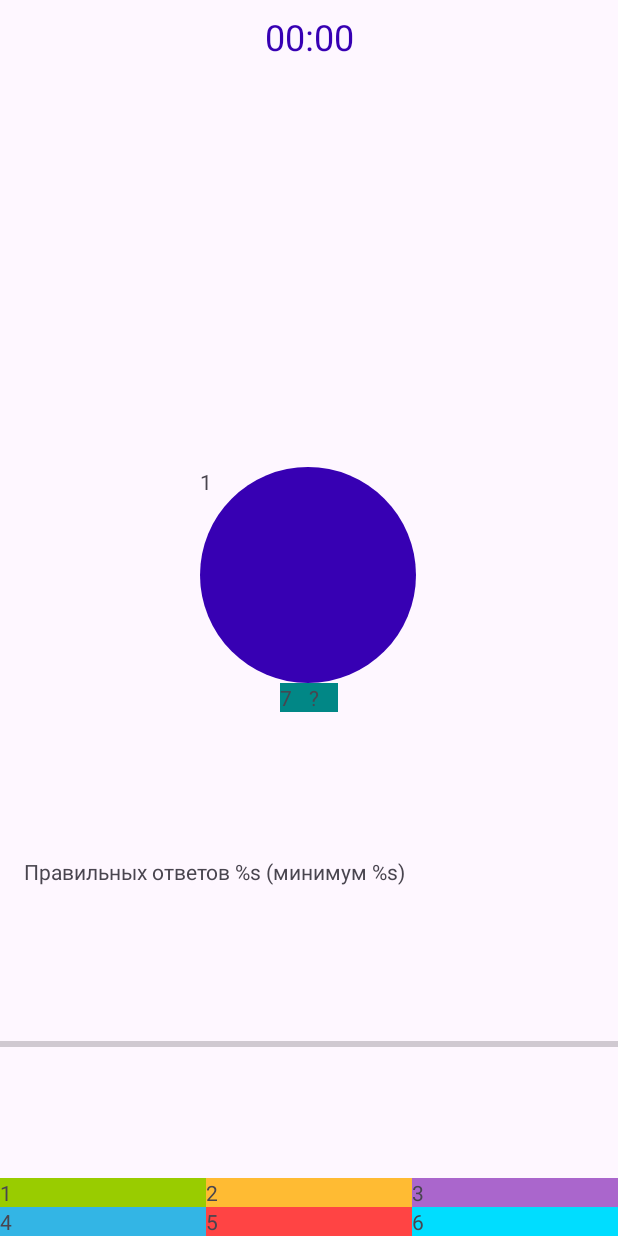
After one commit to AnnaParulava/Number, an Android app: the layout fragment_game.xml on its own in the app's theme, with its tools: preview values and no code run, on a phone screen of 412 x 824 dp. The commit adds this screen. Run offline under Robolectric (Android 15) with nearby library versions, the phone set to English and light mode, and no system bars.

Commit message:
resources added

```diff
--- a/app/src/main/java/com/example/number/data/GameRepositoryImpl.kt
+++ b/app/src/main/java/com/example/number/data/GameRepositoryImpl.kt
@@ -1,5 +1,4 @@
 package com.example.number.data
-
 import com.example.number.domain.entity.GameSettings
 import com.example.number.domain.entity.Level
 import com.example.number.domain.entity.Question
--- /dev/null
+++ b/app/src/main/java/com/example/number/presentation/ChooseLevelFragment.java
@@ -0,0 +1,6 @@
+package com.example.number.presentation;
+
+import android.app.Activity;
+
+public class ChooseLevelFragment extends Activity {
+}
--- /dev/null
+++ b/app/src/main/java/com/example/number/presentation/GameFinishedFragment.java
@@ -0,0 +1,6 @@
+package com.example.number.presentation;
+
+import android.app.Activity;
+
+public class GameFinishedFragment extends Activity {
+}
--- /dev/null
+++ b/app/src/main/java/com/example/number/presentation/GameFragment.java
@@ -0,0 +1,6 @@
+package com.example.number.presentation;
+
+import android.app.Activity;
+
+public class GameFragment extends Activity {
+}
--- /dev/null
+++ b/app/src/main/res/drawable/circle_background.xml
@@ -0,0 +1,5 @@
+<?xml version="1.0" encoding="utf-8"?>
+<shape xmlns:android="http://schemas.android.com/apk/res/android"
+    android:shape="oval">
+    <solid android:color="@color/purple_700" />
+</shape>
--- /dev/null
+++ b/app/src/main/res/layout/fragment_game.xml
@@ -0,0 +1,166 @@
+<?xml version="1.0" encoding="utf-8"?>
+<androidx.constraintlayout.widget.ConstraintLayout
+    xmlns:android="http://schemas.android.com/apk/res/android"
+    xmlns:app="http://schemas.android.com/apk/res-auto"
+    xmlns:tools="http://schemas.android.com/tools"
+    android:layout_width="match_parent"
+    android:layout_height="match_parent"
+    tools:context=".presentation.GameFragment"
+    >
+
+    <TextView
+        android:id="@+id/tv_timer"
+        android:layout_width="wrap_content"
+        android:layout_height="wrap_content"
+        android:layout_margin="8dp"
+        android:textColor="@color/purple_700"
+        android:textSize="24sp"
+        app:layout_constraintEnd_toEndOf="parent"
+        app:layout_constraintStart_toStartOf="parent"
+        app:layout_constraintTop_toTopOf="parent"
+        tools:text="00:00"
+        />
+
+    <TextView
+        android:id="@+id/tv_sum"
+        style="@style/QuestionTextStyle"
+        android:layout_width="144dp"
+        android:layout_height="144dp"
+        android:background="@drawable/circle_background"
+        app:layout_constraintBottom_toTopOf="@id/tv_left_number"
+        app:layout_constraintEnd_toEndOf="parent"
+        app:layout_constraintHorizontal_bias="0.498"
+        app:layout_constraintStart_toStartOf="parent"
+        app:layout_constraintTop_toTopOf="parent"
+        app:layout_constraintVertical_chainStyle="packed"
+        tools:text="1"
+        />
+
+    <TextView
+        android:id="@+id/tv_left_number"
+        style="@style/QuestionTextStyle"
+        android:layout_width="0dp"
+        android:layout_height="wrap_content"
+        android:background="@color/teal_700"
+        app:layout_constraintBottom_toTopOf="@id/tv_option_1"
+        app:layout_constraintDimensionRatio="1:1"
+        app:layout_constraintEnd_toStartOf="@id/tv_question"
+        app:layout_constraintHorizontal_chainStyle="packed"
+        app:layout_constraintStart_toStartOf="parent"
+        app:layout_constraintTop_toBottomOf="@id/tv_sum"
+        tools:text="7"
+        />
+
+    <TextView
+        android:id="@+id/tv_question"
+        style="@style/QuestionTextStyle"
+        android:layout_width="0dp"
+        android:layout_height="wrap_content"
+        android:background="@color/teal_700"
+        android:text="@string/question_mark"
+        app:layout_constraintBottom_toBottomOf="@id/tv_left_number"
+        app:layout_constraintDimensionRatio="1:1"
+        app:layout_constraintEnd_toEndOf="parent"
+        app:layout_constraintStart_toEndOf="@id/tv_left_number"
+        app:layout_constraintTop_toTopOf="@id/tv_left_number"
+        />
+
+    <TextView
+        android:id="@+id/tv_option_1"
+        style="@style/OptionTextStyle"
+        android:layout_width="0dp"
+        android:layout_height="wrap_content"
+        android:background="@android:color/holo_green_light"
+        app:layout_constraintBottom_toTopOf="@id/tv_option_4"
+        app:layout_constraintEnd_toStartOf="@id/tv_option_5"
+        app:layout_constraintHorizontal_chainStyle="spread"
+        app:layout_constraintStart_toStartOf="parent"
+        tools:text="1"
+        />
+
+    <TextView
+        android:id="@+id/tv_option_2"
+        style="@style/OptionTextStyle"
+        android:layout_width="0dp"
+        android:layout_height="wrap_content"
+        android:background="@android:color/holo_orange_light"
+        app:layout_constraintBottom_toTopOf="@id/tv_option_4"
+        app:layout_constraintEnd_toStartOf="@id/tv_option_6"
+        app:layout_constraintStart_toEndOf="@id/tv_option_4"
+        tools:text="2"
+        />
+
+    <TextView
+        android:id="@+id/tv_option_3"
+        style="@style/OptionTextStyle"
+        android:layout_width="0dp"
+        android:layout_height="wrap_content"
+        android:background="@android:color/holo_purple"
+        app:layout_constraintBottom_toTopOf="@id/tv_option_4"
+        app:layout_constraintEnd_toEndOf="parent"
+        app:layout_constraintStart_toEndOf="@id/tv_option_5"
+        tools:text="3"
+        />
+
+    <TextView
+        android:id="@+id/tv_option_4"
+        style="@style/OptionTextStyle"
+        android:layout_width="0dp"
+        android:layout_height="wrap_content"
+        android:background="@android:color/holo_blue_light"
+        app:layout_constraintBottom_toBottomOf="parent"
+        app:layout_constraintEnd_toStartOf="@id/tv_option_5"
+        app:layout_constraintHorizontal_chainStyle="spread"
+        app:layout_constraintStart_toStartOf="parent"
+        tools:text="4"
+        />
+
+    <TextView
+        android:id="@+id/tv_option_5"
+        style="@style/OptionTextStyle"
+        android:layout_width="0dp"
+        android:layout_height="wrap_content"
+        android:background="@android:color/holo_red_light"
+        app:layout_constraintBottom_toBottomOf="parent"
+        app:layout_constraintEnd_toStartOf="@id/tv_option_6"
+        app:layout_constraintStart_toEndOf="@id/tv_option_4"
+        tools:text="5"
+        />
+
+    <TextView
+        android:id="@+id/tv_option_6"
+        style="@style/OptionTextStyle"
+        android:layout_width="0dp"
+        android:layout_height="wrap_content"
+        android:background="@android:color/holo_blue_bright"
+        app:layout_constraintBottom_toBottomOf="parent"
+        app:layout_constraintEnd_toEndOf="parent"
+        app:layout_constraintStart_toEndOf="@id/tv_option_5"
+        tools:text="6"
+        />
+
+    <TextView
+        android:id="@+id/tv_answers_progress"
+        android:layout_width="match_parent"
+        android:layout_height="wrap_content"
+        android:text="@string/progress_answers"
+        android:layout_margin="16dp"
+        app:layout_constraintVertical_chainStyle="spread"
+        app:layout_constraintTop_toBottomOf="@id/tv_left_number"
+        app:layout_constraintBottom_toTopOf="@id/progress_bar"
+        />
+
+    <ProgressBar
+        android:id="@+id/progress_bar"
+        style="?android:attr/progressBarStyleHorizontal"
+        android:layout_width="0dp"
+        android:layout_height="wrap_content"
+        android:max="100"
+        android:secondaryProgressTint="@android:color/background_dark"
+        app:layout_constraintBottom_toTopOf="@+id/tv_option_2"
+        app:layout_constraintEnd_toEndOf="parent"
+        app:layout_constraintStart_toStartOf="parent"
+        app:layout_constraintTop_toBottomOf="@+id/tv_answers_progress"
+        />
+
+</androidx.constraintlayout.widget.ConstraintLayout>
--- a/app/src/main/res/values/colors.xml
+++ b/app/src/main/res/values/colors.xml
@@ -1,5 +1,10 @@
 <?xml version="1.0" encoding="utf-8"?>
 <resources>
+    <color name="purple_200">#FFBB86FC</color>
+    <color name="purple_500">#FF6200EE</color>
+    <color name="purple_700">#FF3700B3</color>
+    <color name="teal_200">#FF03DAC5</color>
+    <color name="teal_700">#FF018786</color>
     <color name="black">#FF000000</color>
     <color name="white">#FFFFFFFF</color>
 </resources>
```
Also changed, not shown: app/src/main/res/drawable/ic_brain.xml (added, +36 -0 lines), app/src/main/res/drawable/ic_sad.xml (added, +27 -0 lines), app/src/main/res/drawable/ic_smile.xml (added, +27 -0 lines), app/src/main/res/layout/activity_main.xml (+5 -14 lines), app/src/main/res/layout/fragment_choose_level.xml (added, +60 -0 lines), app/src/main/res/layout/fragment_game_finished.xml (added, +86 -0 lines), app/src/main/res/layout/fragment_welcome.xml (added, +59 -0 lines), app/src/main/res/values/strings.xml (+25 -1 lines).
